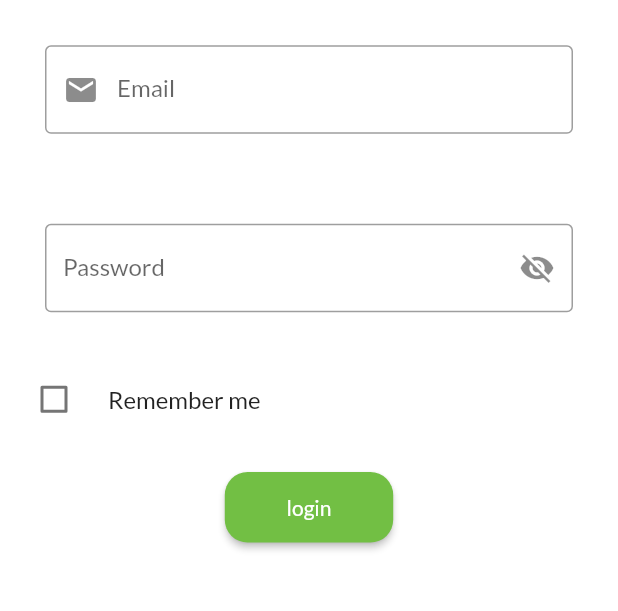
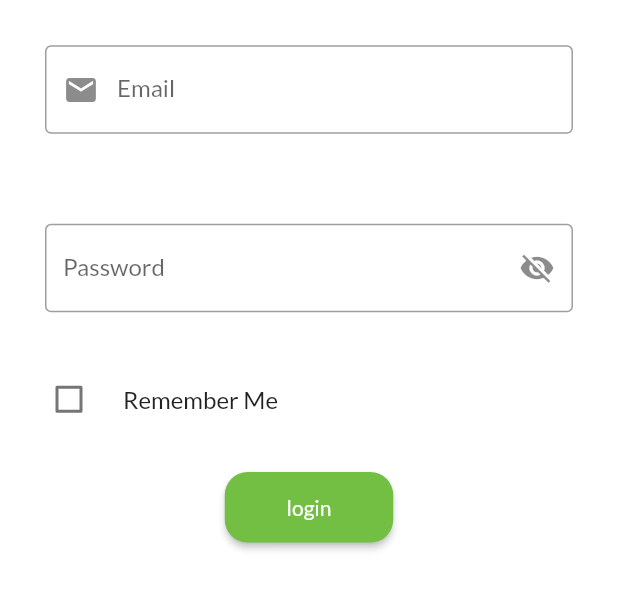
Before and after one commit to Emanuel-js/HealTalkPatient, a Flutter app: the FirstScreen screen opened directly, after a tap on "Login", on a phone screen of 412 x 824 dp, the part 319-930 px from its top. Run offline on Flutter 3.47's test engine with Material 2 defaults, Android fonts, the phone set to English and light mode, and no system bars.

Commit message:
update login screen

```diff
--- a/lib/Component/Button.dart
+++ b/lib/Component/Button.dart
@@ -79,3 +79,24 @@ class IconBtn extends StatelessWidget {
     );
   }
 }
+
+class CheckBox1 extends StatelessWidget {
+  final colors = Appcolor();
+  CheckBox1({this.isChecked, this.title, this.onChange});
+
+  final isChecked;
+  final title;
+  final onChange;
+  @override
+  Widget build(BuildContext context) {
+    return CheckboxListTile(
+      title: Text(title),
+      value: isChecked,
+      checkColor: colors.k_white,
+      onChanged: (value) {
+        onChange(value);
+      },
+      controlAffinity: ListTileControlAffinity.leading,
+    );
+  }
+}
--- a/lib/Component/buildTextFild.dart
+++ b/lib/Component/buildTextFild.dart
@@ -29,6 +29,8 @@ class BuildText extends StatelessWidget {
               prefixIcon: iconPrifix,
               suffixIcon: _textClear(),
               labelText: lebel,
+              // errorText:
+              //     controler.text.isEmpty ? "Please input ${lebel}" : null,
               border: OutlineInputBorder(),
             ),
             keyboardType: keybordType,
--- a/lib/Screen/introScreen/firstscreen.dart
+++ b/lib/Screen/introScreen/firstscreen.dart
@@ -7,6 +7,7 @@ class FirstScreen extends StatelessWidget {
     final colors = Appcolor();
 
     return Scaffold(
+      backgroundColor: colors.k_white,
       body: SafeArea(
         child: Column(
           // mainAxisAlignment: MainAxisAlignment.center,
@@ -44,11 +45,7 @@ class FirstScreen extends StatelessWidget {
                   text: "Register",
                   color: colors.k_primerygreenColor,
                   onpress: () {
-                    Navigator.push(
-                        context,
-                        MaterialPageRoute(
-                          builder: (BuildContext context) => RegisterScreen(),
-                        ));
+                    Navigator.push(context, createRoute(RegisterScreen()));
                   },
                 ),
 
@@ -57,11 +54,7 @@ class FirstScreen extends StatelessWidget {
                   text: "Login",
                   color: colors.k_primerygreenColor,
                   onpress: () {
-                    Navigator.push(
-                        context,
-                        MaterialPageRoute(
-                          builder: (BuildContext context) => LoginScreen(),
-                        ));
+                    Navigator.push(context, createRoute(LoginScreen()));
                   },
                 )
               ],
--- a/lib/Screen/loginScreen.dart
+++ b/lib/Screen/loginScreen.dart
@@ -75,17 +75,17 @@ class _LoginScreenState extends State<LoginScreen> {
                   ),
                 ),
                 // check box
-                CheckboxListTile(
-                  title: Text("Remember me"),
-                  value: isChecked,
-                  checkColor: colors.k_white,
-                  onChanged: (newValue) {
-                    setState(() {
-                      isChecked = newValue;
-                    });
-                  },
-                  controlAffinity: ListTileControlAffinity.leading,
-                ),
+                Container(
+                    padding: EdgeInsets.only(left: 10),
+                    child: CheckBox1(
+                      onChange: (newValue) {
+                        setState(() {
+                          isChecked = newValue;
+                        });
+                      },
+                      title: "Remember Me",
+                      isChecked: isChecked,
+                    )),
                 //todo button
                 SizedBox(
                   height: 20,
@@ -95,7 +95,7 @@ class _LoginScreenState extends State<LoginScreen> {
                   text: "login",
                   onpress: () => {
                     print(
-                        "Email: ${emailControler.text} \n password: ${passwordControler.text}")
+                        "Email: ${emailControler.text} \n password: ${passwordControler.text} ischecked = ${isChecked}")
                   },
                 )
               ],
```
